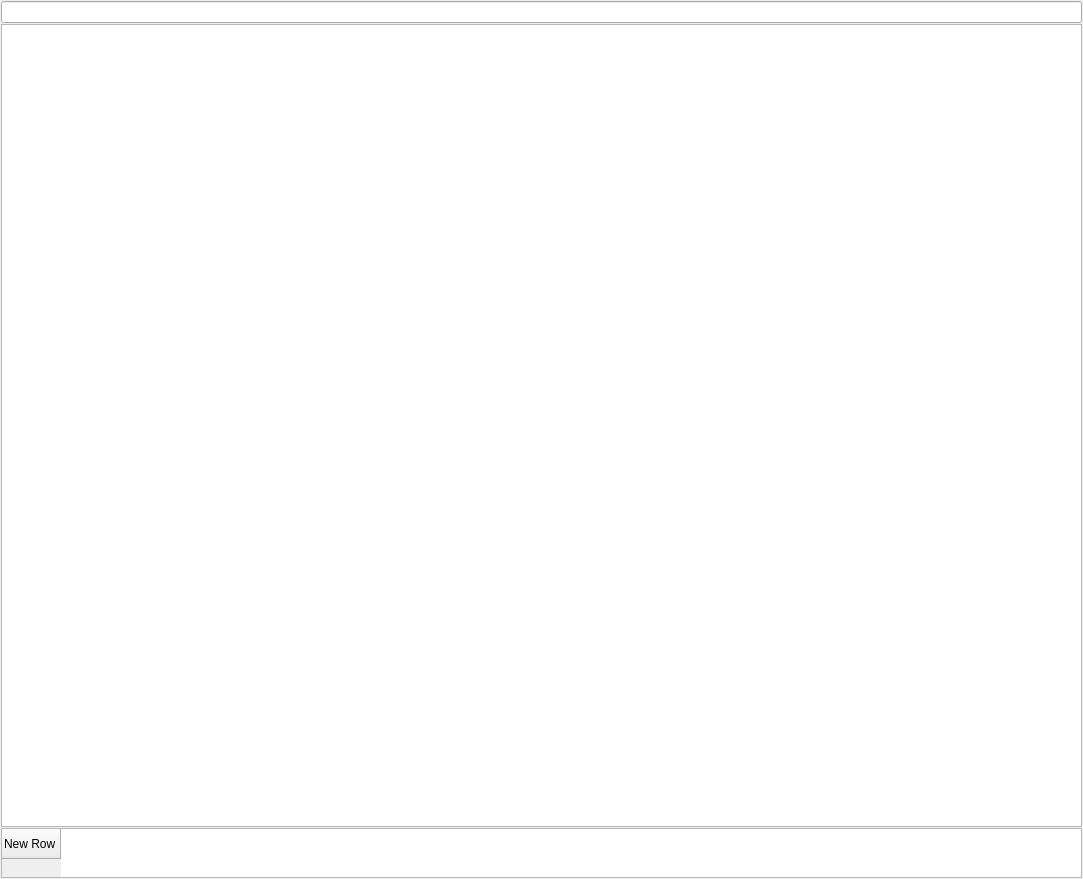
End1-1/Cafe5, file FrontDesk/rabstracteditorreport.ui: the form before one commit.
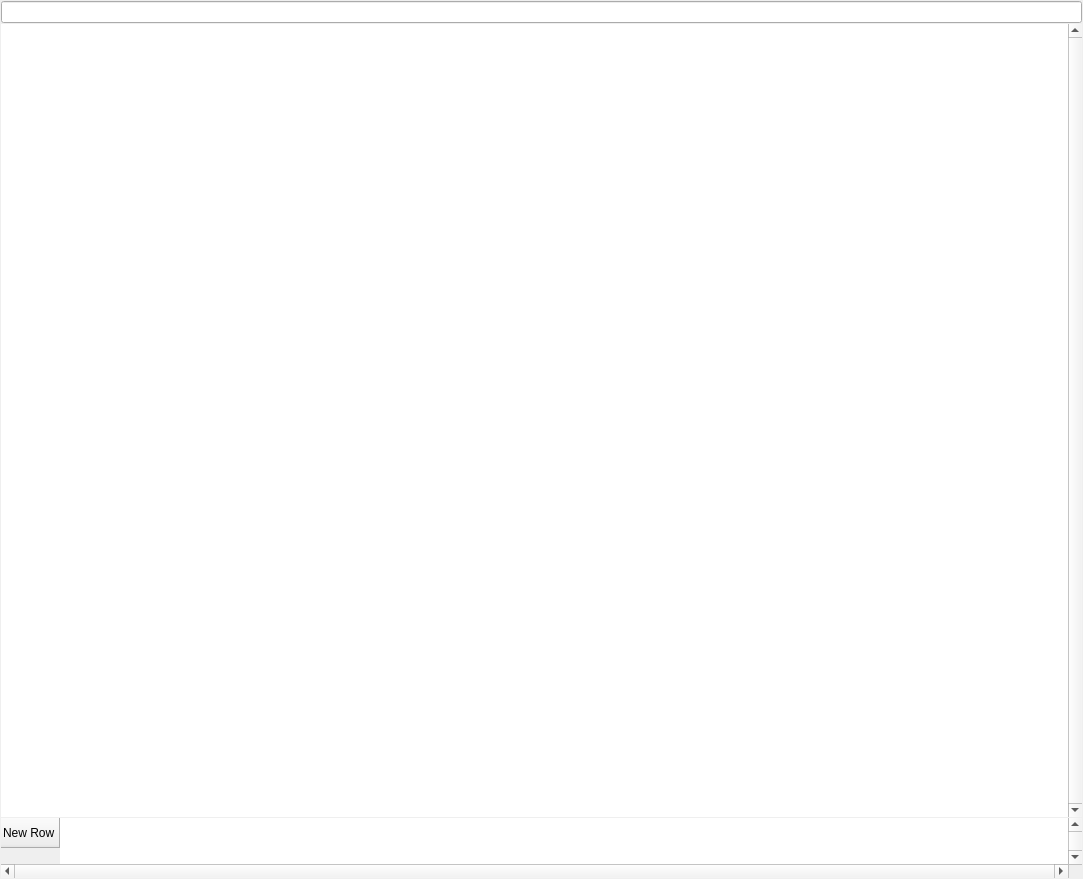
The form after the commit. Custom widgets are drawn as their Qt base class.

```diff
--- a/FrontDesk/rabstracteditorreport.ui
+++ b/FrontDesk/rabstracteditorreport.ui
@@ -40,6 +40,15 @@
        <verstretch>1</verstretch>
       </sizepolicy>
      </property>
+     <property name="frameShape">
+      <enum>QFrame::Shape::NoFrame</enum>
+     </property>
+     <property name="verticalScrollBarPolicy">
+      <enum>Qt::ScrollBarPolicy::ScrollBarAlwaysOn</enum>
+     </property>
+     <property name="horizontalScrollBarPolicy">
+      <enum>Qt::ScrollBarPolicy::ScrollBarAlwaysOff</enum>
+     </property>
      <property name="editTriggers">
       <set>QAbstractItemView::EditTrigger::NoEditTriggers</set>
      </property>
@@ -50,9 +59,21 @@
      <property name="maximumSize">
       <size>
        <width>16777215</width>
-       <height>50</height>
+       <height>60</height>
       </size>
      </property>
+     <property name="frameShape">
+      <enum>QFrame::Shape::NoFrame</enum>
+     </property>
+     <property name="lineWidth">
+      <number>0</number>
+     </property>
+     <property name="verticalScrollBarPolicy">
+      <enum>Qt::ScrollBarPolicy::ScrollBarAlwaysOn</enum>
+     </property>
+     <property name="horizontalScrollBarPolicy">
+      <enum>Qt::ScrollBarPolicy::ScrollBarAlwaysOn</enum>
+     </property>
      <property name="editTriggers">
       <set>QAbstractItemView::EditTrigger::NoEditTriggers</set>
      </property>
@@ -74,6 +95,11 @@
    <extends>QTableWidget</extends>
    <header location="global">c5tablewidget.h</header>
   </customwidget>
+  <customwidget>
+   <class>C5TableView</class>
+   <extends>QTableView</extends>
+   <header location="global">c5tableview.h</header>
+  </customwidget>
  </customwidgets>
  <resources/>
  <connections/>
```
Left out of the diff: 2 changed lines with no effect on the pictures.
